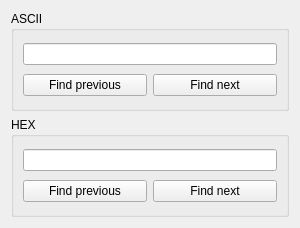
Old version of the form finder.ui in the repository PROPHESSOR/ProHex.
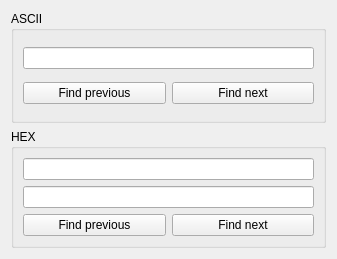
New version of the form.

Commit message: Реализовал базовый интерфейс окна поиска

Patch:
```diff
--- a/finder.ui
+++ b/finder.ui
@@ -6,8 +6,8 @@
    <rect>
     <x>0</x>
     <y>0</y>
-    <width>300</width>
-    <height>228</height>
+    <width>337</width>
+    <height>259</height>
    </rect>
   </property>
   <property name="windowTitle">
@@ -66,6 +66,13 @@
         </property>
        </widget>
       </item>
+      <item>
+       <widget class="QLineEdit" name="hexReadLabel">
+        <property name="readOnly">
+         <bool>true</bool>
+        </property>
+       </widget>
+      </item>
       <item>
        <layout class="QHBoxLayout" name="horizontalLayout_2">
         <item>
```
Left out of the diff: 8 changed lines with no effect on the pictures. The commit also changes 4 other files.
